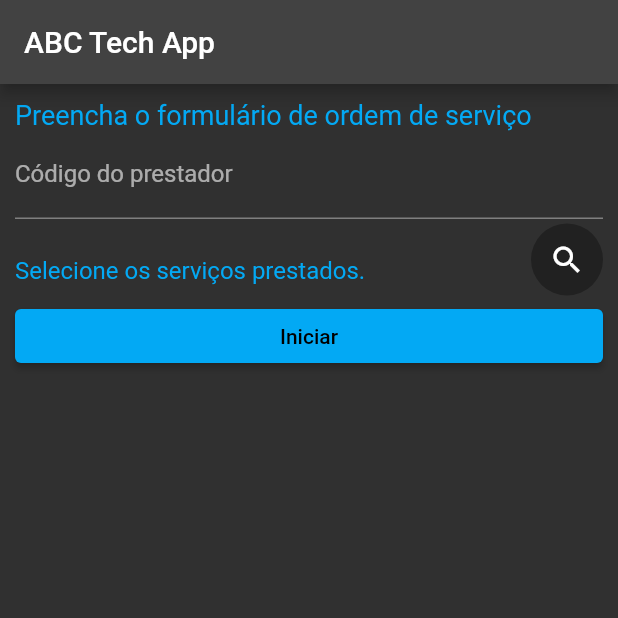
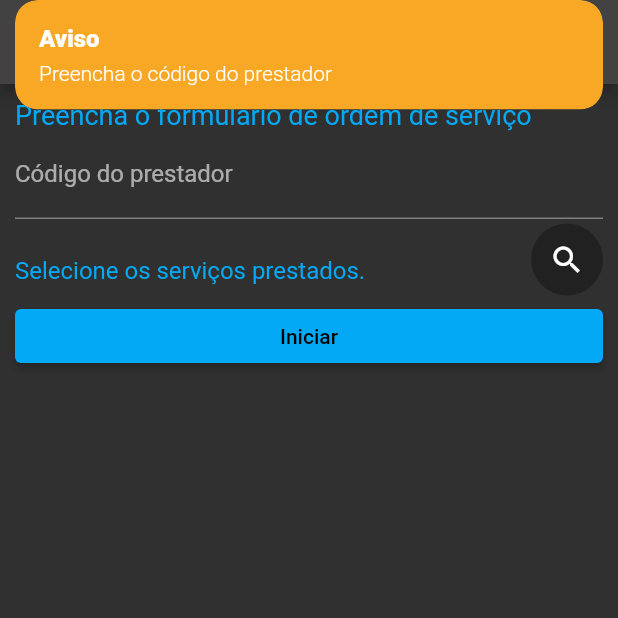
Before and after one commit to Dms98Br/abc_tech_app, a Flutter app: the screen it shows after launch, after a tap on "Iniciar", on a phone screen of 412 x 824 dp, the top half of it. Run offline on Flutter 3.47's test engine with Material 2 defaults, Android fonts, the phone set to English and light mode, and no system bars; our stand-ins replace geolocator, get; network calls fail.

Commit message:
finalizando o app

```diff
--- a/lib/page/order/order_page.dart
+++ b/lib/page/order/order_page.dart
@@ -2,8 +2,9 @@ import 'package:abc_tech_app/controller/order_controller.dart';
 import 'package:abc_tech_app/model/assist.dart';
 import 'package:flutter/material.dart';
 import 'package:flutter/services.dart';
-import 'package:get/get_state_manager/get_state_manager.dart';
-import 'package:get/utils.dart';
+import 'package:get/get.dart';
+//import 'package:get/get_state_manager/get_state_manager.dart';
+//import 'package:get/utils.dart';
 
 class OrderPage extends GetView<OrderController> {
   const OrderPage({super.key});
@@ -81,7 +82,18 @@ class OrderPage extends GetView<OrderController> {
                 children: [
                   Expanded(
                       child: ElevatedButton(
-                    onPressed: controller.finishStartOrder,
+                    onPressed: () {
+                      if (controller.operatorIdController.text.isEmpty) {
+                        Get.snackbar('Aviso', 'Preencha o código do prestador',
+                            backgroundColor: Colors.yellow[800]);
+                      } else if (controller.selectedAssists.isEmpty) {
+                        Get.snackbar(
+                            'Aviso', 'Selecione o(s) serviço(s) prestado(s)',
+                            backgroundColor: Colors.yellow[800]);
+                      } else {
+                        controller.finishStartOrder();
+                      }
+                    },
                     child: Obx(() {
                       if (controller.screenState.value == OrderState.creating) {
                         return const Text('Iniciar');
```
Also changed, not shown: lib/controller/order_controller.dart (+6 -8 lines).
